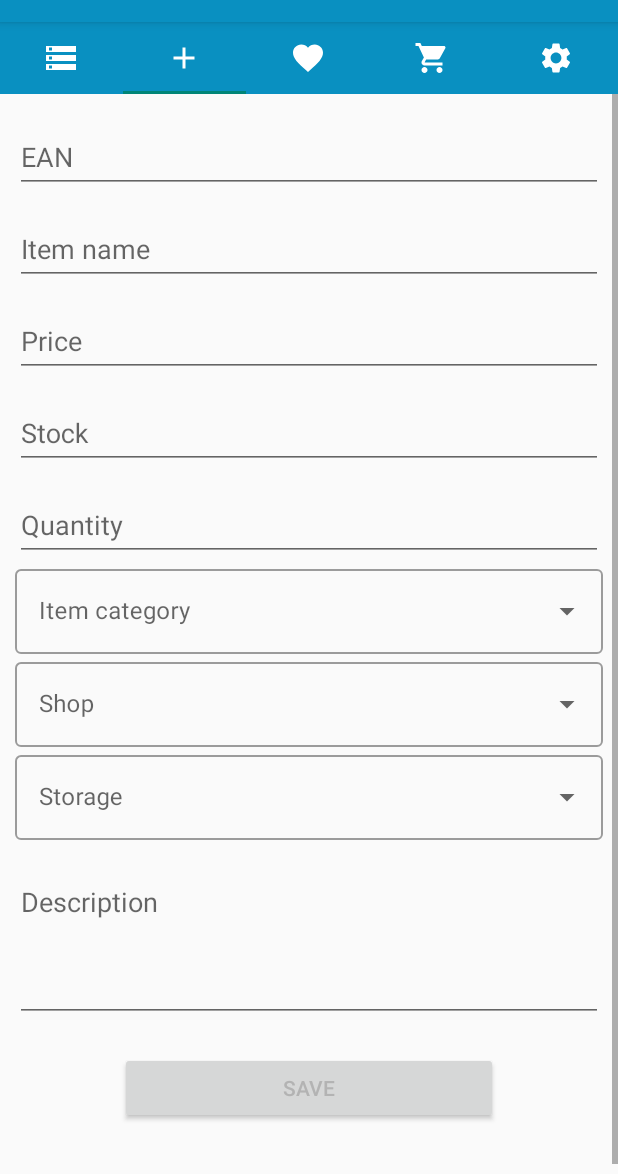
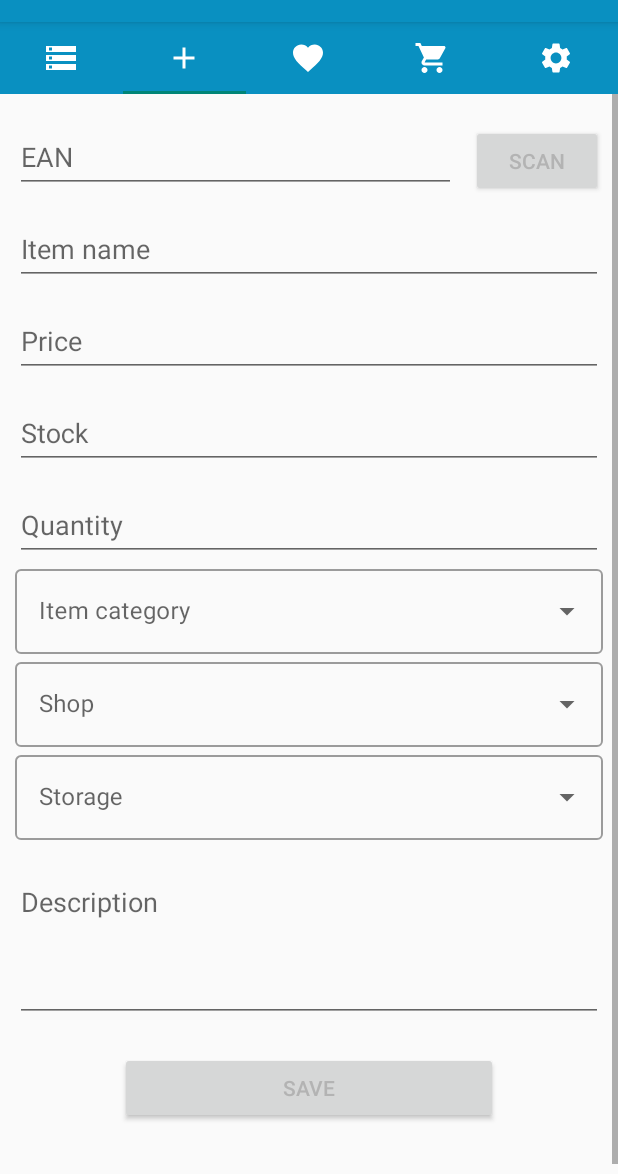
Before and after one commit to GrujicBard/ShoppingAssistant, an Android app: the screen it shows after launch (MainActivity), tab 2 chosen, on a phone screen of 412 x 824 dp, the part 62-1236 px from its top. Run offline under Robolectric (Android 15) with nearby library versions, the phone set to English and light mode, and no system bars; our stand-ins replace Firebase (no records; nobody signed in at launch, a user with empty details on screens opened directly), Room's generated code; libraries missing offline, so code that uses them is left out: com.journeyapps.barcodescanner.

Commit message:
Fixing scanner

```diff
--- a/app/build.gradle
+++ b/app/build.gradle
@@ -77,4 +77,8 @@ dependencies {
 
     //Gson
     implementation 'com.google.code.gson:gson:2.9.0'
+
+    //Barcode scanner
+    implementation 'com.journeyapps:zxing-android-embedded:4.3.0'
+
 }
--- a/app/src/main/AndroidManifest.xml
+++ b/app/src/main/AndroidManifest.xml
@@ -4,6 +4,7 @@
     <uses-permission android:name="android.permission.INTERNET" />
     <application
         android:name=".database.ItemsApplication"
+        android:hardwareAccelerated="true"
         android:allowBackup="true"
         android:icon="@mipmap/ic_launcher"
         android:label="@string/app_name"
--- a/app/src/main/java/com/example/tzva_naloga_1/adapters/ItemListAdapter.kt
+++ b/app/src/main/java/com/example/tzva_naloga_1/adapters/ItemListAdapter.kt
@@ -57,7 +57,6 @@ class ItemListAdapter(
                     itemSelectedList.remove(position)
                     if(rv_cb.visibility == View.VISIBLE){
                         rv_cb.visibility = View.GONE
-                        Log.d("VISIBILITY", "View.GONE")
                     }
                     itemsList?.get(position)?.selected  = false
                     if(itemSelectedList.isEmpty()){
@@ -91,7 +90,6 @@ class ItemListAdapter(
             }
             if(!isEnable){
                 rv_cb.visibility = View.GONE
-                Log.d("VISIBILITY", "View.GONE")
             }
         }
     }
@@ -106,7 +104,6 @@ class ItemListAdapter(
         itemsList?.get(position)?.selected = true
         if(holder.rv_cb.visibility == View.GONE){
             holder.rv_cb.visibility = View.VISIBLE
-            Log.d("VISIBILITY", "View.VISIBLE")
         }
         showMenuDelete(true)
     }
--- a/app/src/main/java/com/example/tzva_naloga_1/ui/fragments/InputFragment.kt
+++ b/app/src/main/java/com/example/tzva_naloga_1/ui/fragments/InputFragment.kt
@@ -2,10 +2,8 @@ package com.example.tzva_naloga_1.ui.fragments
 
 import android.content.Context
 import android.os.Bundle
-import android.view.Gravity
-import android.view.LayoutInflater
-import android.view.View
-import android.view.ViewGroup
+import android.util.Log
+import android.view.*
 import android.view.inputmethod.InputMethodManager
 import android.widget.*
 import androidx.fragment.app.Fragment
@@ -20,6 +18,9 @@ import com.example.tzva_naloga_1.database.entities.Shop
 import com.example.tzva_naloga_1.database.entities.Storage
 import com.google.firebase.database.*
 import com.google.gson.Gson
+import com.journeyapps.barcodescanner.ScanContract
+import com.journeyapps.barcodescanner.ScanIntentResult
+import com.journeyapps.barcodescanner.ScanOptions
 import org.json.JSONArray
 import org.json.JSONException
 import org.json.JSONObject
@@ -33,10 +34,10 @@ class InputFragment : Fragment() {
     }
 
     private lateinit var database: DatabaseReference
-    var market = ""
-    var ean=""
+    private var market = ""
+    private var ean=""
 
-    lateinit var foundproduct:JSONObject
+    var foundproduct: JSONObject? = null
     lateinit var et_EAN:EditText
     lateinit var et_item_name:EditText
     lateinit var et_price:EditText
@@ -72,6 +73,8 @@ class InputFragment : Fragment() {
         dd_storage = view.findViewById(R.id.dd_storage)
         dd_shop = view.findViewById(R.id.dd_shop)
         dd_cat = view.findViewById(R.id.dd_cat)
+
+        var btn_ean_scan: Button = view.findViewById(R.id.btn_ean_scan)
 
 
         success = getString(R.string.successfulCreation)
@@ -115,15 +118,25 @@ class InputFragment : Fragment() {
             cb_isFavoriteItem.requestFocus()
         }*/
 
+        btn_ean_scan.setOnClickListener{
+//            barcodeLauncher.launch(ScanOptions());
+
+        }
+
+
         btn_save.setOnClickListener {
             insertNewItem()
 
         }
-        //to se prebere iz kamere in vnosnega polja
-        market="Tuš"
-        ean="3838824256603"
 
+        ean = "7610700004999"
+        market = "Tuš"
+        Log.d("EAN", ean)
         getDataFromFirebase()
+
+
+        Log.d("foundproduct", foundproduct.toString())
+
         return view;
     }
     private fun insertNewItem(){
@@ -153,9 +166,10 @@ class InputFragment : Fragment() {
         }
     }
 
-    private fun getDataFromFirebase() {
-        var database = FirebaseDatabase.getInstance()
+    private fun getDataFromFirebase(): JSONObject? {
+        val database = FirebaseDatabase.getInstance()
         val reference = database.getReference("")
+        var result: JSONObject? = null
 
         reference.addValueEventListener(object : ValueEventListener {
             override fun onDataChange(dataSnapshot: DataSnapshot) {
@@ -168,31 +182,52 @@ class InputFragment : Fragment() {
                     e.printStackTrace()
                 }
                 val jsonArray = arrayjson
-                fetchProductFromMarket(jsonArray)
+                result = fetchProductFromMarket(jsonArray)
             }
 
             override fun onCancelled(databaseError: DatabaseError) {
                 print(databaseError.message)
             }
         })
+        Log.d("getDataFromFirebase", result.toString())
+        return result
     }
 
-    private fun fetchProductFromMarket(jsonArray: JSONArray?){
+    private fun fetchProductFromMarket(jsonArray: JSONArray?): JSONObject? {
         if (jsonArray != null) {
             for (i in 0 until jsonArray.length()) {
                 val element = jsonArray.getJSONObject(i)
                 if(element.get("name").equals(market)){
-                    var products=element.getJSONArray("products")
+                    val products=element.getJSONArray("products")
 
                     for (p in 0 until products.length()) {
                         val product = products.getJSONObject(p)
                         if(product.get("EAN").equals(ean)){
-                            foundproduct=product;
+                            Log.d("JE ENAK", product.toString())
+                            return product
+                            break;
+                        }else{
+                            Log.d("NI ENAK","EAN NI ENAK")
                         }
                     }
                 }
             }
         }
+        return null
     }
 
+    private val barcodeLauncher = registerForActivityResult(ScanContract()
+    ) { result: ScanIntentResult ->
+        if (result.contents == null) {
+            Toast.makeText(requireContext(), "Cancelled", Toast.LENGTH_LONG).show()
+        } else {
+            et_EAN.setText(result.contents.toString())
+//            market =  "Tuš"
+//            ean = result.contents.toString()
+
+            Toast.makeText(requireContext(), foundproduct.toString(), Toast.LENGTH_LONG).show()
+        }
+    }
+
+
 }
--- a/app/src/main/res/layout/fragment_input.xml
+++ b/app/src/main/res/layout/fragment_input.xml
@@ -1,6 +1,5 @@
 <?xml version="1.0" encoding="utf-8"?>
-<ScrollView
-    xmlns:android="http://schemas.android.com/apk/res/android"
+<ScrollView xmlns:android="http://schemas.android.com/apk/res/android"
     xmlns:tools="http://schemas.android.com/tools"
     android:layout_width="match_parent"
     android:layout_height="match_parent">
@@ -15,11 +14,18 @@
 
         android:orientation="vertical">
 
+        <LinearLayout
+            android:layout_width="match_parent"
+            android:layout_height="wrap_content"
+            android:layout_gravity="center"
+            android:orientation="horizontal"
+            android:weightSum="3">
 
             <com.google.android.material.textfield.TextInputLayout
                 android:id="@+id/il_EAN"
-            android:layout_width="match_parent"
-            android:layout_height="wrap_content">
+                android:layout_width="0dp"
+                android:layout_height="wrap_content"
+                android:layout_weight="3">
 
                 <EditText
                     android:id="@+id/et_EAN"
@@ -32,6 +38,16 @@
                     tools:ignore="SpeakableTextPresentCheck" />
 
             </com.google.android.material.textfield.TextInputLayout>
+
+            <Button
+                android:id="@+id/btn_ean_scan"
+                android:layout_width="wrap_content"
+                android:layout_height="wrap_content"
+                android:layout_marginStart="10dp"
+                android:layout_weight="1"
+                android:text="@string/scan"
+                android:textSize="14sp" />
+        </LinearLayout>
 
         <com.google.android.material.textfield.TextInputLayout
             android:id="@+id/il_title"
@@ -61,11 +77,11 @@
                 android:id="@+id/et_price"
                 android:layout_width="match_parent"
                 android:layout_height="wrap_content"
+                android:autofillHints=""
                 android:hint="@string/price"
                 android:inputType="text"
                 android:singleLine="true"
-                tools:ignore="SpeakableTextPresentCheck"
-                android:autofillHints="" />
+                tools:ignore="SpeakableTextPresentCheck" />
         </com.google.android.material.textfield.TextInputLayout>
 
         <com.google.android.material.textfield.TextInputLayout
@@ -78,11 +94,11 @@
                 android:id="@+id/et_stock"
                 android:layout_width="match_parent"
                 android:layout_height="wrap_content"
+                android:autofillHints=""
                 android:hint="@string/stock"
                 android:inputType="text"
                 android:singleLine="true"
-                tools:ignore="SpeakableTextPresentCheck"
-                android:autofillHints="" />
+                tools:ignore="SpeakableTextPresentCheck" />
         </com.google.android.material.textfield.TextInputLayout>
 
         <com.google.android.material.textfield.TextInputLayout
@@ -95,11 +111,11 @@
                 android:id="@+id/et_quantity"
                 android:layout_width="match_parent"
                 android:layout_height="wrap_content"
+                android:autofillHints=""
                 android:hint="@string/quantity"
                 android:inputType="text"
                 android:singleLine="true"
-                tools:ignore="SpeakableTextPresentCheck"
-                android:autofillHints="" />
+                tools:ignore="SpeakableTextPresentCheck" />
         </com.google.android.material.textfield.TextInputLayout>
 
         <com.google.android.material.textfield.TextInputLayout
@@ -113,8 +129,8 @@
                 android:layout_width="match_parent"
                 android:layout_height="match_parent"
                 android:layout_weight="1"
-                android:inputType="none"
-                android:focusable='false' />
+                android:focusable='false'
+                android:inputType="none" />
         </com.google.android.material.textfield.TextInputLayout>
 
         <com.google.android.material.textfield.TextInputLayout
@@ -128,8 +144,8 @@
                 android:layout_width="match_parent"
                 android:layout_height="match_parent"
                 android:layout_weight="1"
-                android:inputType="none"
-                android:focusable='false' />
+                android:focusable='false'
+                android:inputType="none" />
         </com.google.android.material.textfield.TextInputLayout>
 
         <com.google.android.material.textfield.TextInputLayout
@@ -143,15 +159,15 @@
                 android:layout_width="match_parent"
                 android:layout_height="match_parent"
                 android:layout_weight="1"
-                android:inputType="none"
-                android:focusable='false' />
+                android:focusable='false'
+                android:inputType="none" />
         </com.google.android.material.textfield.TextInputLayout>
 
         <com.google.android.material.textfield.TextInputLayout
             android:id="@+id/li_expirationDate"
             android:layout_width="match_parent"
             android:layout_height="match_parent"
-            android:layout_marginTop="5dp"/>
+            android:layout_marginTop="5dp" />
 
         <com.google.android.material.textfield.TextInputLayout
             android:id="@+id/li_description"
@@ -164,10 +180,10 @@
                 android:layout_width="match_parent"
                 android:layout_height="100dp"
                 android:autofillHints=""
+                android:gravity="top"
                 android:hint="@string/description"
                 android:inputType="text|textMultiLine"
-                tools:ignore="SpeakableTextPresentCheck"
-                android:gravity = "top"/>
+                tools:ignore="SpeakableTextPresentCheck" />
 
         </com.google.android.material.textfield.TextInputLayout>
 
@@ -177,8 +193,8 @@
             android:layout_height="0dp"
             android:layout_marginLeft="70dp"
             android:layout_marginTop="20dp"
+            android:layout_marginRight="70dp"
             android:layout_marginBottom="40dp"
-            android:layout_marginRight="70dp"
             android:layout_weight="1"
             android:text="@string/btn_save"
             tools:ignore="TextContrastCheck" />
--- a/app/src/main/res/values/strings.xml
+++ b/app/src/main/res/values/strings.xml
@@ -8,6 +8,7 @@
     <string name="btn_lang">Change Language</string>
     <string name="btn_nuke">Reset database</string>
     <string name="calendar">Pick date</string>
+    <string name="scan">Scan</string>
 
 
     <!-- Items -->
```
Also changed, not shown: 1 other file. Lines whose indentation alone changed are shown as unchanged.
